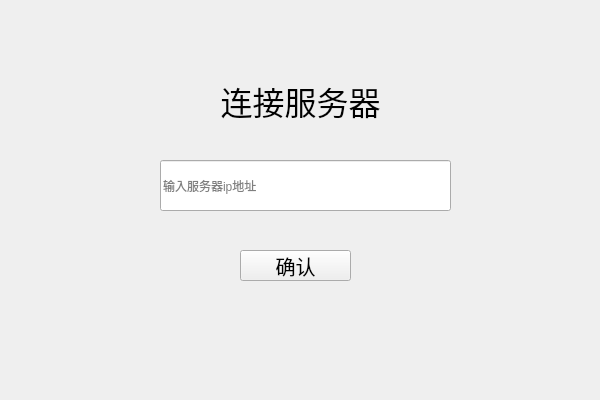
First picture: the form in ClientUI/Connect_Server.ui, repository IDMoquan/Chatting_Room, before the edit.
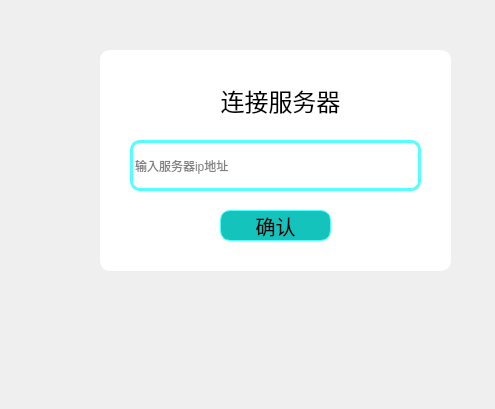
Second picture: the form after the edit.

```diff
--- a/ClientUI/Connect_Server.ui
+++ b/ClientUI/Connect_Server.ui
@@ -6,27 +6,120 @@
    <rect>
     <x>0</x>
     <y>0</y>
-    <width>600</width>
-    <height>400</height>
+    <width>495</width>
+    <height>409</height>
    </rect>
   </property>
   <property name="windowTitle">
    <string>Connect_Server</string>
   </property>
+  <property name="layoutDirection">
+   <enum>Qt::LayoutDirection::RightToLeft</enum>
+  </property>
+  <property name="styleSheet">
+   <string notr="true"/>
+  </property>
+  <widget class="QWidget" name="widget" native="true">
+   <property name="enabled">
+    <bool>true</bool>
+   </property>
+   <property name="geometry">
+    <rect>
+     <x>100</x>
+     <y>50</y>
+     <width>351</width>
+     <height>221</height>
+    </rect>
+   </property>
+   <property name="sizePolicy">
+    <sizepolicy hsizetype="Minimum" vsizetype="Minimum">
+     <horstretch>0</horstretch>
+     <verstretch>0</verstretch>
+    </sizepolicy>
+   </property>
+   <property name="layoutDirection">
+    <enum>Qt::LayoutDirection::RightToLeft</enum>
+   </property>
+   <property name="styleSheet">
+    <string notr="true">QWidget {
+    
+	background-color: rgb(255, 255, 255);
+  	border: 1px solid #FFFFFF; /* 设置边框宽度为1像素，颜色为白色 */
+    border-radius: 10px; /* 设置边框圆角为10像素 */
+}
+</string>
+   </property>
+   <widget class="QPushButton" name="pushButton">
+    <property name="geometry">
+     <rect>
+      <x>120</x>
+      <y>160</y>
+      <width>111</width>
+      <height>31</height>
+     </rect>
+    </property>
+    <property name="sizePolicy">
+     <sizepolicy hsizetype="Minimum" vsizetype="Minimum">
+      <horstretch>0</horstretch>
+      <verstretch>0</verstretch>
+     </sizepolicy>
+    </property>
+    <property name="font">
+     <font>
+      <pointsize>15</pointsize>
+     </font>
+    </property>
+    <property name="styleSheet">
+     <string notr="true">QPushButton {
+    padding: 0px; /* 可以根据需要调整内边距 */
+    border: 1px solid rgb(85, 255, 255); /* 可以根据需要调整边框 */
+    text-align: center;
+	color:rgb(0, 0, 0);
+    border-radius: 10px; /* 设置边框圆角为10像素 */
+	background-color:rgb(20, 196, 188);
+}
+QPushButton:hover {
+    background-color: #f0f0f0; /* 鼠标悬停时的背景色 */
+}
+QPushButton:pressed {
+    background-color: #d0d0d0; /* 按钮被按下时的背景色 */
+}
+</string>
+    </property>
+    <property name="text">
+     <string>确认</string>
+    </property>
+   </widget>
   <widget class="QLabel" name="label">
    <property name="geometry">
     <rect>
-     <x>160</x>
-     <y>80</y>
+      <x>40</x>
+      <y>30</y>
      <width>281</width>
      <height>41</height>
     </rect>
    </property>
+    <property name="sizePolicy">
+     <sizepolicy hsizetype="Minimum" vsizetype="Minimum">
+      <horstretch>0</horstretch>
+      <verstretch>0</verstretch>
+     </sizepolicy>
+    </property>
    <property name="font">
     <font>
-     <pointsize>24</pointsize>
-    </font>
-   </property>
+      <family>幼圆</family>
+      <pointsize>18</pointsize>
+      <italic>false</italic>
+      <bold>false</bold>
+     </font>
+    </property>
+    <property name="styleSheet">
+     <string notr="true">QLabel {
+    color: rgb(0, 0, 0);
+	font: 18pt &quot;幼圆&quot;;
+ 	background-color: transparent;
+}</string>
+    </property>
    <property name="text">
     <string>连接服务器</string>
    </property>
@@ -37,33 +130,30 @@
   <widget class="QLineEdit" name="lineEdit">
    <property name="geometry">
     <rect>
-     <x>160</x>
-     <y>160</y>
+      <x>30</x>
+      <y>90</y>
      <width>291</width>
      <height>51</height>
     </rect>
    </property>
+    <property name="sizePolicy">
+     <sizepolicy hsizetype="Minimum" vsizetype="Minimum">
+      <horstretch>0</horstretch>
+      <verstretch>0</verstretch>
+     </sizepolicy>
+    </property>
+    <property name="styleSheet">
+     <string notr="true">QLineEdit {
+    border-radius: 10px; /* 设置边框圆角为10像素 */
+    border: 3px solid rgb(85, 255, 255); /* 设置边框颜色和宽度 */
+    background-color: transparent; /* 设置背景透明 */
+}
+</string>
+    </property>
    <property name="placeholderText">
     <string>输入服务器ip地址</string>
    </property>
   </widget>
-  <widget class="QPushButton" name="pushButton">
-   <property name="geometry">
-    <rect>
-     <x>240</x>
-     <y>250</y>
-     <width>111</width>
-     <height>31</height>
-    </rect>
-   </property>
-   <property name="font">
-    <font>
-     <pointsize>15</pointsize>
-    </font>
-   </property>
-   <property name="text">
-    <string>确认</string>
-   </property>
   </widget>
  </widget>
  <layoutdefault spacing="6" margin="11"/>
```
Lines whose indentation alone changed are shown as unchanged.
